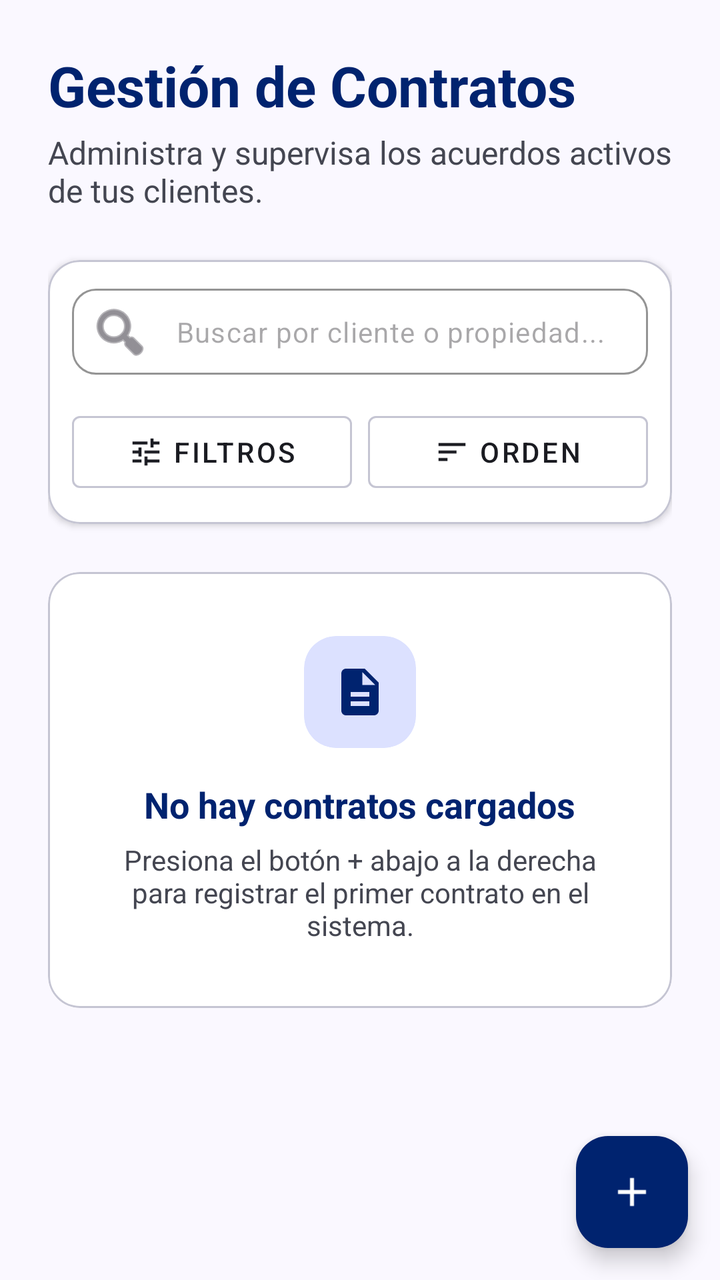
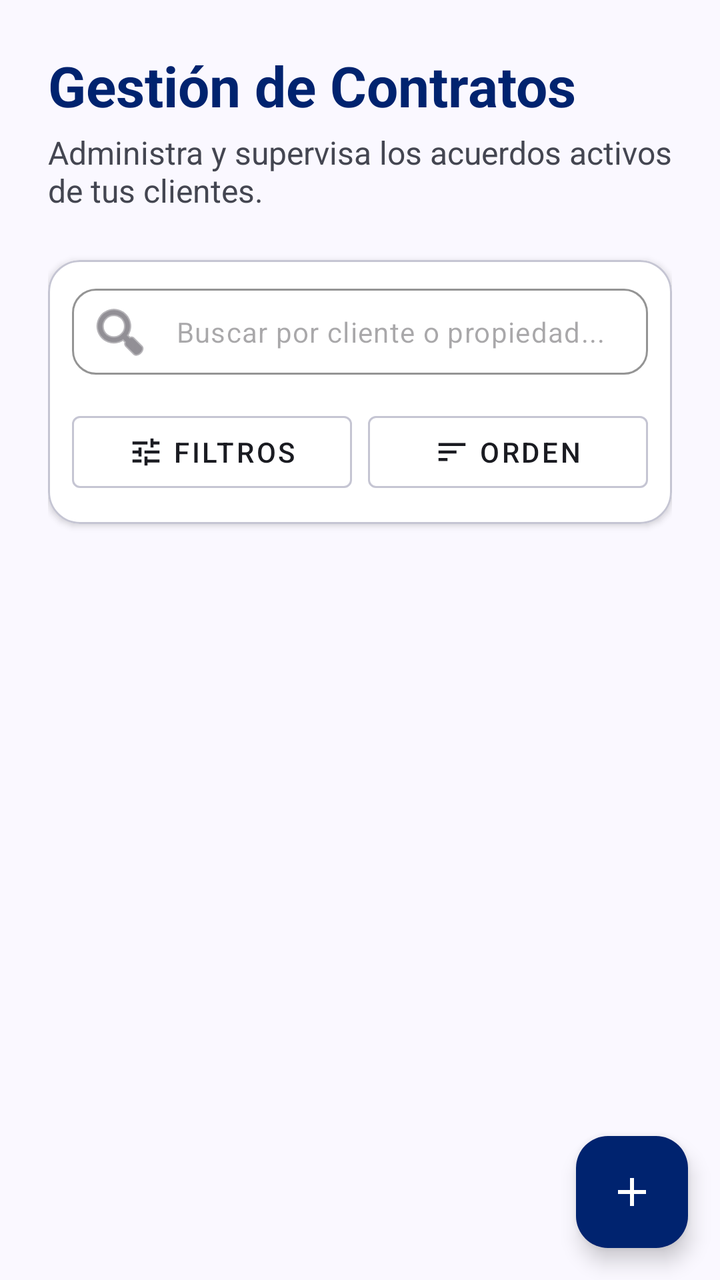

The first picture is an Android layout as it rendered before a commit; the second is the same layout after the commit. The layout source and the unified diff follow.
<!-- AndroidManifest.xml: application theme Theme.InmobiliariaVenta -->
<!-- res/layout/fragment_admin_contratos.xml -->
<?xml version="1.0" encoding="utf-8"?>
<androidx.coordinatorlayout.widget.CoordinatorLayout
    xmlns:android="http://schemas.android.com/apk/res/android"
    xmlns:app="http://schemas.android.com/apk/res-auto"
    xmlns:tools="http://schemas.android.com/tools"
    android:layout_width="match_parent"
    android:layout_height="match_parent"
    android:background="@color/colorSurface"
    tools:context=".ui.admin.AdminContratosFragment">

    <androidx.core.widget.NestedScrollView
        android:layout_width="match_parent"
        android:layout_height="match_parent"
        android:fillViewport="true"
        android:clipToPadding="false">

        <LinearLayout
            android:layout_width="match_parent"
            android:layout_height="wrap_content"
            android:orientation="vertical"
            android:paddingStart="24dp"
            android:paddingTop="24dp"
            android:paddingEnd="24dp"
            android:paddingBottom="16dp">

            
            <TextView
                android:layout_width="wrap_content"
                android:layout_height="wrap_content"
                android:text="Gestión de Contratos"
                android:textColor="@color/colorPrimary"
                android:textSize="28sp"
                android:textStyle="bold" />

            <TextView
                android:layout_width="wrap_content"
                android:layout_height="wrap_content"
                android:layout_marginTop="4dp"
                android:layout_marginBottom="24dp"
                android:text="Administra y supervisa los acuerdos activos de tus clientes."
                android:textColor="@color/colorOnSurfaceVariant"
                android:textSize="16sp" />

            
            <com.google.android.material.card.MaterialCardView
                android:layout_width="match_parent"
                android:layout_height="wrap_content"
                app:cardBackgroundColor="@color/colorSurfaceContainerLowest"
                app:cardCornerRadius="16dp"
                app:cardElevation="2dp"
                app:strokeColor="@color/colorOutlineVariant"
                app:strokeWidth="1dp"
                android:layout_marginBottom="24dp">

                <LinearLayout
                    android:layout_width="match_parent"
                    android:layout_height="wrap_content"
                    android:orientation="vertical"
                    android:padding="12dp">

                    <com.google.android.material.textfield.TextInputLayout
                        android:id="@+id/til_buscar_contrato"
                        android:layout_width="match_parent"
                        android:layout_height="wrap_content"
                        app:startIconDrawable="@android:drawable/ic_menu_search"
                        app:boxBackgroundMode="outline"
                        app:boxCornerRadiusTopStart="12dp"
                        app:boxCornerRadiusTopEnd="12dp"
                        app:boxCornerRadiusBottomStart="12dp"
                        app:boxCornerRadiusBottomEnd="12dp"
                        app:boxStrokeColor="@color/colorOutlineVariant"
                        app:hintEnabled="false">

                        <com.google.android.material.textfield.TextInputEditText
                            android:id="@+id/et_buscar_contrato"
                            android:layout_width="match_parent"
                            android:layout_height="wrap_content"
                            android:hint="Buscar por cliente o propiedad..."
                            android:paddingTop="12dp"
                            android:paddingBottom="12dp"
                            android:textSize="14sp" />
                    </com.google.android.material.textfield.TextInputLayout>

                    <LinearLayout
                        android:layout_width="match_parent"
                        android:layout_height="wrap_content"
                        android:orientation="horizontal"
                        android:layout_marginTop="12dp">

                        <com.google.android.material.button.MaterialButton
                            android:id="@+id/btn_filter_status"
                            style="@style/Widget.MaterialComponents.Button.OutlinedButton"
                            android:layout_width="0dp"
                            android:layout_height="wrap_content"
                            android:layout_weight="1"
                            android:layout_marginEnd="4dp"
                            android:text="FILTROS"
                            app:icon="@drawable/ic_tune"
                            app:iconGravity="textStart"
                            app:iconTint="@color/colorOnSurface"
                            app:strokeColor="@color/colorOutlineVariant"
                            android:textColor="@color/colorOnSurface" />

                        <com.google.android.material.button.MaterialButton
                            android:id="@+id/btn_sort_contracts"
                            style="@style/Widget.MaterialComponents.Button.OutlinedButton"
                            android:layout_width="0dp"
                            android:layout_height="wrap_content"
                            android:layout_weight="1"
                            android:layout_marginStart="4dp"
                            android:text="ORDEN"
                            app:icon="@drawable/ic_sort"
                            app:iconGravity="textStart"
                            app:iconTint="@color/colorOnSurface"
                            app:strokeColor="@color/colorOutlineVariant"
                            android:textColor="@color/colorOnSurface" />
                    </LinearLayout>
                </LinearLayout>
            </com.google.android.material.card.MaterialCardView>

            
            <com.google.android.material.card.MaterialCardView
                android:id="@+id/layout_empty_contracts"
                android:layout_width="match_parent"
                android:layout_height="wrap_content"
                android:layout_marginBottom="24dp"
                app:cardBackgroundColor="@color/colorSurfaceContainerLowest"
                app:cardCornerRadius="16dp"
                app:cardElevation="0dp"
                app:strokeColor="@color/colorOutlineVariant"
                app:strokeWidth="1dp">

                <LinearLayout
                    android:layout_width="match_parent"
                    android:layout_height="wrap_content"
                    android:gravity="center"
                    android:orientation="vertical"
                    android:padding="32dp">

                    <com.google.android.material.card.MaterialCardView
                        android:layout_width="56dp"
                        android:layout_height="56dp"
                        app:cardBackgroundColor="@color/colorPrimaryFixed"
                        app:cardCornerRadius="16dp"
                        app:cardElevation="0dp"
                        app:strokeWidth="0dp">

                        <ImageView
                            android:layout_width="28dp"
                            android:layout_height="28dp"
                            android:layout_gravity="center"
                            android:src="@drawable/ic_contratos"
                            app:tint="@color/colorPrimary" />
                    </com.google.android.material.card.MaterialCardView>

                    <TextView
                        android:id="@+id/tv_empty_contracts_title"
                        android:layout_width="wrap_content"
                        android:layout_height="wrap_content"
                        android:layout_marginTop="16dp"
                        android:text="No hay contratos cargados"
                        android:textColor="@color/colorPrimary"
                        android:textSize="18sp"
                        android:textStyle="bold" />

                    <TextView
                        android:id="@+id/tv_empty_contracts_subtitle"
                        android:layout_width="wrap_content"
                        android:layout_height="wrap_content"
                        android:layout_marginTop="6dp"
                        android:gravity="center"
                        android:text="Presiona el botón + abajo a la derecha para registrar el primer contrato en el sistema."
                        android:textColor="@color/colorOnSurfaceVariant"
                        android:textSize="14sp" />
                </LinearLayout>
            </com.google.android.material.card.MaterialCardView>

            
            <LinearLayout
                android:id="@+id/layout_contracts_container"
                android:layout_width="match_parent"
                android:layout_height="wrap_content"
                android:orientation="vertical" />

            
            <LinearLayout
                android:id="@+id/layout_pagination"
                android:layout_width="wrap_content"
                android:layout_height="wrap_content"
                android:orientation="horizontal"
                android:layout_gravity="center_horizontal"
                android:layout_marginBottom="16dp"
                android:gravity="center"
                android:visibility="gone">

                
                <com.google.android.material.card.MaterialCardView
                    android:id="@+id/btn_page_prev"
                    android:layout_width="36dp"
                    android:layout_height="36dp"
                    android:layout_marginEnd="8dp"
                    android:clickable="true"
                    android:focusable="true"
                    app:cardBackgroundColor="@color/colorSurfaceContainerLowest"
                    app:cardCornerRadius="8dp"
                    app:strokeColor="@color/colorOutlineVariant"
                    app:strokeWidth="1dp">

                    <TextView
                        android:id="@+id/tv_page_prev"
                        android:layout_width="match_parent"
                        android:layout_height="match_parent"
                        android:text="&lt;"
                        android:textColor="@color/colorPrimary"
                        android:textSize="18sp"
                        android:textStyle="bold"
                        android:gravity="center" />
                </com.google.android.material.card.MaterialCardView>

                
                <com.google.android.material.card.MaterialCardView
                    android:id="@+id/card_page_1"
                    android:layout_width="36dp"
                    android:layout_height="36dp"
                    android:layout_marginEnd="8dp"
                    android:clickable="true"
                    android:focusable="true"
                    app:cardBackgroundColor="@color/colorPrimary"
                    app:cardCornerRadius="8dp"
                    app:strokeWidth="0dp">

                    <TextView
                        android:id="@+id/tv_page_1"
                        android:layout_width="match_parent"
                        android:layout_height="match_parent"
                        android:text="1"
                        android:textColor="@color/colorOnPrimary"
                        android:textSize="14sp"
                        android:textStyle="bold"
                        android:gravity="center" />
                </com.google.android.material.card.MaterialCardView>

                
                <com.google.android.material.card.MaterialCardView
                    android:id="@+id/card_page_2"
                    android:layout_width="36dp"
                    android:layout_height="36dp"
                    android:layout_marginEnd="8dp"
                    android:clickable="true"
                    android:focusable="true"
                    app:cardBackgroundColor="@color/colorSurfaceContainerLowest"
                    app:cardCornerRadius="8dp"
                    app:strokeColor="@color/colorOutlineVariant"
                    app:strokeWidth="1dp">

                    <TextView
                        android:id="@+id/tv_page_2"
                        android:layout_width="match_parent"
                        android:layout_height="match_parent"
                        android:text="2"
                        android:textColor="@color/colorOnSurfaceVariant"
                        android:textSize="14sp"
                        android:gravity="center" />
                </com.google.android.material.card.MaterialCardView>

                
                <com.google.android.material.card.MaterialCardView
                    android:id="@+id/card_page_3"
                    android:layout_width="36dp"
                    android:layout_height="36dp"
                    android:layout_marginEnd="8dp"
                    android:clickable="true"
                    android:focusable="true"
                    app:cardBackgroundColor="@color/colorSurfaceContainerLowest"
                    app:cardCornerRadius="8dp"
                    app:strokeColor="@color/colorOutlineVariant"
                    app:strokeWidth="1dp">

                    <TextView
                        android:id="@+id/tv_page_3"
                        android:layout_width="match_parent"
                        android:layout_height="match_parent"
                        android:text="3"
                        android:textColor="@color/colorOnSurfaceVariant"
                        android:textSize="14sp"
                        android:gravity="center" />
                </com.google.android.material.card.MaterialCardView>

                
                <com.google.android.material.card.MaterialCardView
                    android:id="@+id/card_page_4"
                    android:layout_width="36dp"
                    android:layout_height="36dp"
                    android:layout_marginEnd="8dp"
                    android:clickable="true"
                    android:focusable="true"
                    app:cardBackgroundColor="@color/colorSurfaceContainerLowest"
                    app:cardCornerRadius="8dp"
                    app:strokeColor="@color/colorOutlineVariant"
                    app:strokeWidth="1dp">

                    <TextView
                        android:id="@+id/tv_page_4"
                        android:layout_width="match_parent"
                        android:layout_height="match_parent"
                        android:text="4"
                        android:textColor="@color/colorOnSurfaceVariant"
                        android:textSize="14sp"
                        android:gravity="center" />
                </com.google.android.material.card.MaterialCardView>

                
                <com.google.android.material.card.MaterialCardView
                    android:id="@+id/btn_page_next"
                    android:layout_width="36dp"
                    android:layout_height="36dp"
                    android:clickable="true"
                    android:focusable="true"
                    app:cardBackgroundColor="@color/colorSurfaceContainerLowest"
                    app:cardCornerRadius="8dp"
                    app:strokeColor="@color/colorOutlineVariant"
                    app:strokeWidth="1dp">

                    <TextView
                        android:id="@+id/tv_page_next"
                        android:layout_width="match_parent"
                        android:layout_height="match_parent"
                        android:text="&gt;"
                        android:textColor="@color/colorPrimary"
                        android:textSize="18sp"
                        android:textStyle="bold"
                        android:gravity="center" />
                </com.google.android.material.card.MaterialCardView>
            </LinearLayout>

        </LinearLayout>
    </androidx.core.widget.NestedScrollView>

    
    <com.google.android.material.floatingactionbutton.FloatingActionButton
        android:id="@+id/fab_nuevo_contrato"
        android:layout_width="wrap_content"
        android:layout_height="wrap_content"
        android:layout_margin="16dp"
        android:layout_gravity="bottom|end"
        android:contentDescription="Nuevo Contrato"
        android:src="@drawable/ic_add"
        app:backgroundTint="@color/colorPrimary"
        app:tint="@color/colorOnPrimary" />

</androidx.coordinatorlayout.widget.CoordinatorLayout>
<!-- resources referenced by this layout -->
<resources>
  <color name="colorOnPrimary">#FFFFFF</color>
  <color name="colorOnSurface">#1A1B21</color>
  <color name="colorOnSurfaceVariant">#444651</color>
  <color name="colorOutlineVariant">#C5C5D3</color>
  <color name="colorPrimary">#00236F</color>
  <color name="colorPrimaryFixed">#DCE1FF</color>
  <color name="colorSurface">#FAF8FF</color>
  <color name="colorSurfaceContainerLowest">#FFFFFF</color>
  <!-- drawable ic_add (drawable) -->
  <vector xmlns:android="http://schemas.android.com/apk/res/android"
      android:width="24dp"
      android:height="24dp"
      android:viewportWidth="24"
      android:viewportHeight="24">
    <path
        android:fillColor="#FF000000"
        android:pathData="M19,13h-6v6h-2v-6H5v-2h6V5h2v6h6v2z"/>
  </vector>
  <!-- drawable ic_contratos (drawable) -->
  <vector xmlns:android="http://schemas.android.com/apk/res/android"
      android:width="24dp"
      android:height="24dp"
      android:viewportWidth="24"
      android:viewportHeight="24">
    <path
        android:fillColor="#FF000000"
        android:pathData="M14,2H6c-1.1,0 -1.99,0.9 -1.99,2L4,20c0,1.1 0.89,2 1.99,2H18c1.1,0 2,-0.9 2,-2V8L14,2zM16,18H8v-2h8V18zM16,14H8v-2h8V14zM13,9V3.5L18.5,9H13z"/>
  </vector>
  <!-- drawable ic_sort (drawable) -->
  <vector xmlns:android="http://schemas.android.com/apk/res/android"
      android:width="24dp"
      android:height="24dp"
      android:viewportWidth="24"
      android:viewportHeight="24">
    <path
        android:fillColor="#FF000000"
        android:pathData="M3,18h6v-2H3v2zM3,6v2h18V6H3zM3,13h12v-2H3v2z"/>
  </vector>
  <!-- drawable ic_tune (drawable) -->
  <vector xmlns:android="http://schemas.android.com/apk/res/android"
      android:width="24dp"
      android:height="24dp"
      android:viewportWidth="24"
      android:viewportHeight="24">
    <path
        android:fillColor="#FF000000"
        android:pathData="M3,17v2h6v-2H3zM3,5v2h10V5H3zM13,21v-2h8v-2h-8v-2h-2v6h2zM7,9v2H3v2h4v2h2V9H7zM21,13v-2H11v2h10zM15,9h2V7h4V5h-4V3h-2v6z"/>
  </vector>
  <style name="Theme.InmobiliariaVenta" parent="Base.Theme.InmobiliariaVenta" />
  <style name="Base.Theme.InmobiliariaVenta" parent="Theme.Material3.Light.NoActionBar">
          
          <item name="android:statusBarColor">@color/colorSurfaceContainerLowest</item>
          <item name="android:windowLightStatusBar">true</item>
          
          
          <item name="colorPrimary">@color/colorPrimary</item>
          <item name="colorOnPrimary">@color/colorOnPrimary</item>
          <item name="colorPrimaryContainer">@color/colorPrimaryContainer</item>
          <item name="colorSurface">@color/colorSurface</item>
          <item name="colorOnSurface">@color/colorOnSurface</item>
      </style>
  <color name="colorPrimaryContainer">#1E3A8A</color>
</resources>

<!-- the commit's change to res/layout/fragment_admin_contratos.xml (unified diff, before → after) -->
@@ -124,6 +124,7 @@
                 android:layout_width="match_parent"
                 android:layout_height="wrap_content"
                 android:layout_marginBottom="24dp"
+                android:visibility="gone"
                 app:cardBackgroundColor="@color/colorSurfaceContainerLowest"
                 app:cardCornerRadius="16dp"
                 app:cardElevation="0dp"
